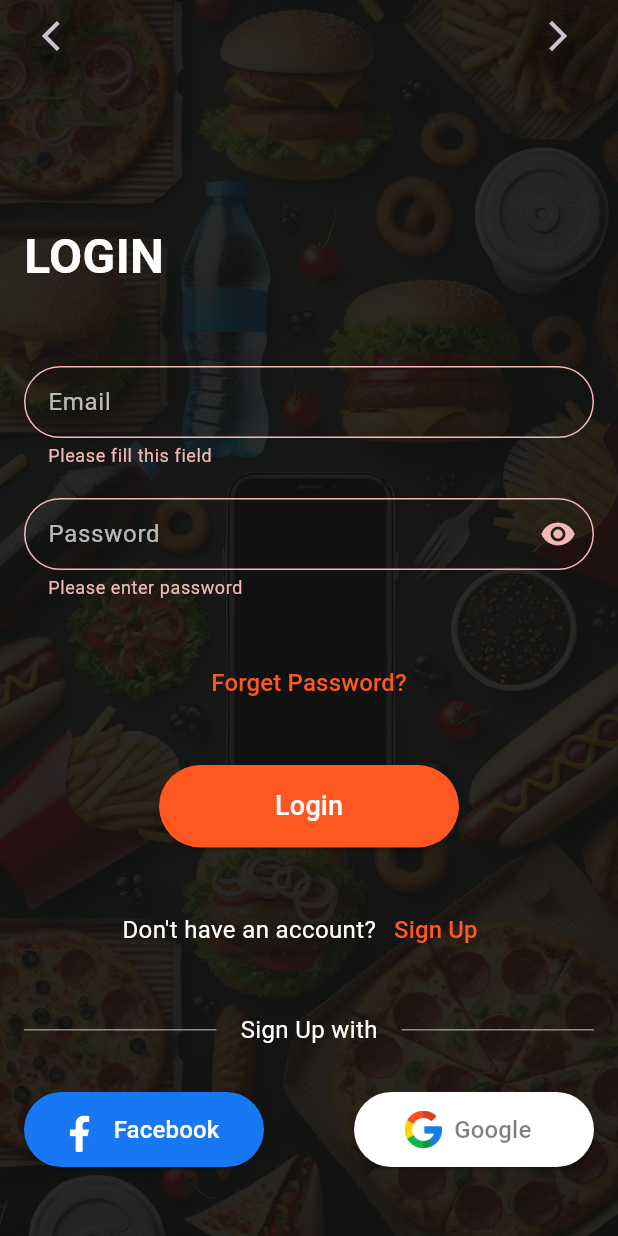
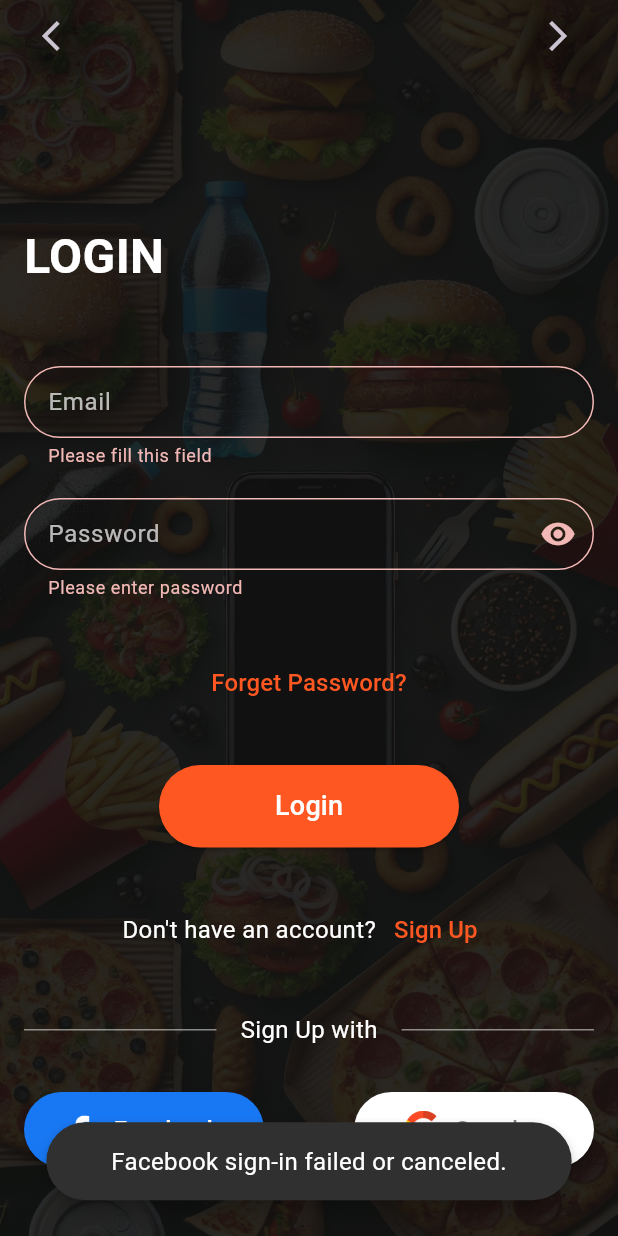
Before and after one commit to moelsayed1/food_delivery_app, a Flutter app: the LoginView screen opened by its route, after a tap on "Login", after a tap on "Facebook", on a phone screen of 412 x 824 dp. Run offline on Flutter 3.47's test engine with Material 3 defaults, Android fonts, the phone set to English and light mode, and no system bars; drawn by our look-alikes of modal_progress_hud_nsn; our stand-ins replace bloc, firebase_auth, firebase_core, flutter_screenutil, google_sign_in, pin_code_fields and 1 more; missing offline and left inert: flutter_facebook_auth; accounts and stored records are empty.

Commit message:
edit login view file to configure facebook correctly

```diff
--- a/lib/Features/authentication/login/views/login_view.dart
+++ b/lib/Features/authentication/login/views/login_view.dart
@@ -1,13 +1,23 @@
 import 'package:flutter/material.dart';
 import 'package:food_delivery_app/Features/authentication/login/views/widgets/login_view_body.dart';
 import 'package:food_delivery_app/generated/assets.dart';
+import 'package:modal_progress_hud_nsn/modal_progress_hud_nsn.dart'; // Import ModalProgressHUD
 
-class LoginView extends StatelessWidget {
+class LoginView extends StatefulWidget {
   const LoginView({super.key});
 
   @override
+  State<LoginView> createState() => _LoginViewState();
+}
+
+class _LoginViewState extends State<LoginView> {
+  bool isLoading = false;
+
+  @override
   Widget build(BuildContext context) {
-    return Scaffold(
+    return ModalProgressHUD(
+      inAsyncCall: isLoading,
+      child: Scaffold(
         body: Container(
           decoration: BoxDecoration(
             image: DecorationImage(
@@ -19,15 +29,12 @@ class LoginView extends StatelessWidget {
               ),
             ),
           ),
-        child: const SizedBox.expand( // Use SizedBox.expand to fill available space
-          child: Column(
-            children: [
-              Expanded( // Push SignUpViewBody to the top
-                child: LoginViewBody(),
-              ),
-              // Add some bottom spacing if needed
-              SizedBox(height: 20),
-            ],
+          child: LoginViewBody(
+            onLoadingChanged: (bool loading) {
+              setState(() {
+                isLoading = loading;
+              });
+            },
           ),
         ),
       ),
--- a/lib/Features/authentication/login/views/widgets/login_view_body.dart
+++ b/lib/Features/authentication/login/views/widgets/login_view_body.dart
@@ -2,6 +2,7 @@ import 'dart:developer';
 
 import 'package:firebase_auth/firebase_auth.dart';
 import 'package:flutter/material.dart';
+import 'package:flutter_facebook_auth/flutter_facebook_auth.dart';
 import 'package:food_delivery_app/core/utils/app_bar_icons/app_bar_icons.dart';
 import 'package:food_delivery_app/core/utils/custom_elevated_button/custom_elevated_button.dart';
 import 'package:food_delivery_app/core/utils/custom_text_field/custom_text_field.dart';
@@ -10,10 +11,11 @@ import 'package:food_delivery_app/core/utils/themes/app_theme.dart';
 import 'package:food_delivery_app/core/utils/widgets/show_snack_bar.dart';
 import 'package:food_delivery_app/generated/assets.dart';
 import 'package:google_sign_in/google_sign_in.dart';
-import 'package:modal_progress_hud_nsn/modal_progress_hud_nsn.dart';
 
 class LoginViewBody extends StatefulWidget {
-  const LoginViewBody({super.key});
+   const LoginViewBody({super.key, required this.onLoadingChanged});
+
+  final Function(bool) onLoadingChanged;
 
   @override
   State<LoginViewBody> createState() => _LoginViewBodyState();
@@ -28,17 +30,13 @@ class _LoginViewBodyState extends State<LoginViewBody> {
 
   bool obscureText = true;
 
-  bool isLoading = false;
+  String? email;
 
-  String? email;
   String? password;
 
   @override
   Widget build(BuildContext context) {
-    return ModalProgressHUD(
-      inAsyncCall: isLoading,
-      child: SingleChildScrollView(
-        child: Padding(
+    return Padding(
       padding: const EdgeInsets.symmetric(horizontal: 16),
       child: Form(
         key: formKey,
@@ -47,39 +45,25 @@ class _LoginViewBodyState extends State<LoginViewBody> {
             crossAxisAlignment: CrossAxisAlignment.start,
             children: [
               const AppBarIcons(),
-                  const SizedBox(
-                    height: 100,
-                  ),
+              const SizedBox(height: 100),
               const Text(
                 'LOGIN',
-                    style: TextStyle(
-                      fontSize: 32,
-                      fontWeight: FontWeight.w700,
+                style: TextStyle(fontSize: 32, fontWeight: FontWeight.w700),
               ),
-                  ),
-                  const SizedBox(
-                    height: 30,
-                  ),
-                  const SizedBox(
-                    height: 20,
-                  ),
+              const SizedBox(height: 30),
+              const SizedBox(height: 20),
               CustomTextField(
                 onChanged: (value) {
-                      setState(() {
                   email = value;
                   log('$email');
-                      });
                 },
                 hintText: 'Enter Your Email',
                 labelText: 'Email',
                 keyboardType: TextInputType.emailAddress,
                 controller: emailController,
               ),
-                  const SizedBox(
-                    height: 20,
-                  ),
+              const SizedBox(height: 20),
               TextFormField(
-                    // Use TextFormField for obscureText and suffixIcon
                 validator: (value) {
                   if (value!.isEmpty) {
                     return 'Please enter password';
@@ -87,51 +71,38 @@ class _LoginViewBodyState extends State<LoginViewBody> {
                   return null;
                 },
                 onChanged: (value) {
-                      setState(() {
                   password = value;
                   log('$password');
-                      });
                 },
                 controller: passwordController,
                 obscureText: obscureText,
                 decoration: InputDecoration(
                   border: AppTheme.darkTheme.inputDecorationTheme.border,
-                      enabledBorder:
-                          AppTheme.darkTheme.inputDecorationTheme.enabledBorder,
-                      focusedBorder:
-                          AppTheme.darkTheme.inputDecorationTheme.focusedBorder,
+                  enabledBorder: AppTheme.darkTheme.inputDecorationTheme.enabledBorder,
+                  focusedBorder: AppTheme.darkTheme.inputDecorationTheme.focusedBorder,
                   labelText: 'Password',
                   suffixIcon: IconButton(
-                        icon: Icon(
-                          obscureText ? Icons.visibility : Icons.visibility_off,
-                        ),
+                    icon: Icon(obscureText ? Icons.visibility : Icons.visibility_off),
                     onPressed: () {
-                          setState(() {
                       obscureText = !obscureText;
-                          });
+
                     },
                   ),
                 ),
               ),
-                  const SizedBox(
-                    height: 35,
-                  ),
+              const SizedBox(height: 35),
               Center(
                 child: TextButton(
                   onPressed: () {
                     Navigator.pushNamed(context, AppRouter.forgetRoute);
                   },
-                      child: Text('Forget Password?',
-                        style: TextStyle(
-                          fontSize: 16,
-                          color: AppTheme.darkTheme.primaryColor,
+                  child: Text(
+                    'Forget Password?',
+                    style: TextStyle(fontSize: 16, color: AppTheme.darkTheme.primaryColor),
                   ),
                 ),
               ),
-                  ),
-                  const SizedBox(
-                    height: 35,
-                  ),
+              const SizedBox(height: 35),
               Center(
                 child: SizedBox(
                   height: 55,
@@ -139,8 +110,7 @@ class _LoginViewBodyState extends State<LoginViewBody> {
                   child: CustomElevatedButton(
                     onPressed: () async {
                       if (formKey.currentState!.validate()) {
-                            isLoading = true;
-                            setState(() {});
+                        widget.onLoadingChanged(true);
                         try {
                           UserCredential user = await signInUser();
                           Navigator.pushNamed(context, AppRouter.homeRoute);
@@ -153,77 +123,45 @@ class _LoginViewBodyState extends State<LoginViewBody> {
                           }
                         } catch (e) {
                           log(e.toString());
+                        } finally {
+                          widget.onLoadingChanged(false);
                         }
-                            isLoading = false;
-                            setState(() {});
                       }
                     },
-                        child: const Text(
-                          'Login',
-                          style: TextStyle(
-                            fontSize: 18,
+
+                    child: const Text('Login', style: TextStyle(fontSize: 18)),
                   ),
                 ),
               ),
-                    ),
-                  ),
-                  const SizedBox(
-                    height: 35,
-                  ),
+              const SizedBox(height: 35),
               Row(
                 mainAxisAlignment: MainAxisAlignment.center,
                 children: [
-                      const Text(
-                        'Don\'t have an account?',
-                        style: TextStyle(
-                          fontSize: 16,
-                        ),
-                      ),
+                  const Text('Don\'t have an account?', style: TextStyle(fontSize: 16)),
                   TextButton(
                     onPressed: () {
                       Navigator.pushNamed(context, AppRouter.signupRoute);
                     },
                     child: const Text(
                       'Sign Up',
-                          style: TextStyle(
-                            fontSize: 16,
-                            color: Color(0xffFF5722),
-                          ),
+                      style: TextStyle(fontSize: 16, color: Color(0xffFF5722)),
                     ),
                   ),
                 ],
               ),
-                  const SizedBox(
-                    height: 35,
-                  ),
+              const SizedBox(height: 35),
               Row(
                 children: [
-                      Expanded(
-                        child: Divider(
-                          thickness: 1,
-                          color: Colors.white.withOpacity(0.5),
-                        ),
-                      ),
+                  Expanded(child: Divider(thickness: 1, color: Colors.white.withOpacity(0.5))),
                   const Padding(
                     padding: EdgeInsets.symmetric(horizontal: 16),
-                        child: Text(
-                          'Sign Up with',
-                          style: TextStyle(
-                            fontSize: 16,
+                    child: Text('Sign Up with', style: TextStyle(fontSize: 16)),
                   ),
-                        ),
-                      ),
-                      Expanded(
-                        child: Divider(
-                          thickness: 1,
-                          color: Colors.white.withOpacity(0.5),
-                        ),
-                      ),
+                  Expanded(child: Divider(thickness: 1, color: Colors.white.withOpacity(0.5))),
                 ],
               ),
-                  const SizedBox(
-                    height: 30,
-                  ),
+
+              const SizedBox(height: 30),
               Center(
                 child: Row(
                   mainAxisAlignment: MainAxisAlignment.spaceBetween,
@@ -232,20 +170,31 @@ class _LoginViewBodyState extends State<LoginViewBody> {
                       height: 50,
                       width: 160,
                       child: ElevatedButton.icon(
-                            onPressed: () {},
-                            style: ElevatedButton.styleFrom(
-                              backgroundColor: const Color(0xff1877F2),
-                            ),
-                            label: const Text(
-                              'Facebook',
-                              style: TextStyle(
-                                fontSize: 16,
-                              ),
-                            ),
-                            icon: Image.asset(
-                              Assets.imagesLogoFacebook,
-                              height: 30,
-                            ),
+                        onPressed: () async {
+                          widget.onLoadingChanged(true);
+                          try {
+                            UserCredential? userCredential =
+                            await signInWithFacebook();
+
+                            if (userCredential != null) {
+                              // Navigate to the next screen
+                              Navigator.pushNamed(
+                                  context, AppRouter.homeRoute);
+                            } else {
+                              buildShowSnackBar(context,
+                                  'Facebook sign-in failed or canceled.');
+                            }
+                          } catch (e) {
+                            log("Facebook Sign-In Error: $e");
+                            buildShowSnackBar(
+                                context, 'Facebook sign-in error.');
+                          } finally {
+                            widget.onLoadingChanged(false);
+                          }
+                        },
+                        style: ElevatedButton.styleFrom(backgroundColor: const Color(0xff1877F2)),
+                        label: const Text('Facebook', style: TextStyle(fontSize: 16)),
+                        icon: Image.asset(Assets.imagesLogoFacebook, height: 30),
                       ),
                     ),
                     SizedBox(
@@ -253,40 +202,25 @@ class _LoginViewBodyState extends State<LoginViewBody> {
                       width: 160,
                       child: ElevatedButton.icon(
                         onPressed: () async {
-                              setState(() {  // Start loading indicator
-                                isLoading = true;
-                              });
+                          widget.onLoadingChanged(true);
                           try {
                             UserCredential? userCredential = await signInWithGoogle();
                             if (userCredential != null) {
                               log("Google sign-in successful!");
                               Navigator.pushNamed(context, AppRouter.homeRoute);
                             } else {
-                                  buildShowSnackBar(context, 'Google sign-in failed or canceled.'); // More descriptive message
+                              buildShowSnackBar(context, 'Google sign-in failed or canceled.');
                             }
                           } catch (e) {
                             log("Google Sign-In Error: $e");
                             buildShowSnackBar(context, 'An error occurred during Google sign-in.');
-                              } finally {  // Ensure loading indicator is stopped
-                                setState(() {
-                                  isLoading = false;
-                                });
+                          } finally {
+                            widget.onLoadingChanged(false);
                           }
                         },
-                            style: ElevatedButton.styleFrom(
-                              backgroundColor: Colors.white,
-                            ),
-                            label: Text(
-                              'Google',
-                              style: TextStyle(
-                                fontSize: 16,
-                                color: Colors.black.withOpacity(0.5),
-                              ),
-                            ),
-                            icon: Image.asset(
-                              Assets.imagesLogoGoogle,
-                              height: 25,
-                            ),
+                        style: ElevatedButton.styleFrom(backgroundColor: Colors.white),
+                        label: Text('Google', style: TextStyle(fontSize: 16, color: Colors.black.withOpacity(0.5))),
+                        icon: Image.asset(Assets.imagesLogoGoogle, height: 25),
                       ),
                     ),
                   ],
@@ -296,16 +230,37 @@ class _LoginViewBodyState extends State<LoginViewBody> {
           ),
         ),
       ),
-        ),
-      ),
     );
   }
 
-  Future<UserCredential?> signInWithGoogle() async { // Make it return nullable UserCredential
+  Future<UserCredential?> signInWithFacebook() async {
+    try {
+      final LoginResult loginResult = await FacebookAuth.instance.login();
+
+      if (loginResult.status == LoginStatus.success &&
+          loginResult.accessToken != null) {
+        final OAuthCredential facebookAuthCredential =
+        FacebookAuthProvider.credential(
+          loginResult.accessToken!.tokenString,
+        );
+        return await FirebaseAuth.instance
+            .signInWithCredential(facebookAuthCredential);
+      } else {
+        // Handle login failure
+        log("Facebook Login failed: ${loginResult.message}");
+        return null;
+      }
+    } catch (e) {
+      log("Error during Facebook login: $e");
+      return null;
+    }
+  }
+
+  Future<UserCredential?> signInWithGoogle() async {
     try {
       final GoogleSignInAccount? googleUser = await GoogleSignIn().signIn();
       if (googleUser == null) {
-        return null; // User canceled sign-in
+        return null;
       }
       final GoogleSignInAuthentication googleAuth = await googleUser.authentication;
       final credential = GoogleAuthProvider.credential(
@@ -318,9 +273,9 @@ class _LoginViewBodyState extends State<LoginViewBody> {
       return null;
     }
   }
+
   Future<UserCredential> signInUser() async {
-    UserCredential user =
-    await FirebaseAuth.instance.signInWithEmailAndPassword(
+    UserCredential user = await FirebaseAuth.instance.signInWithEmailAndPassword(
       email: emailController.text,
       password: passwordController.text,
     );
```
Lines whose indentation alone changed are shown as unchanged.
